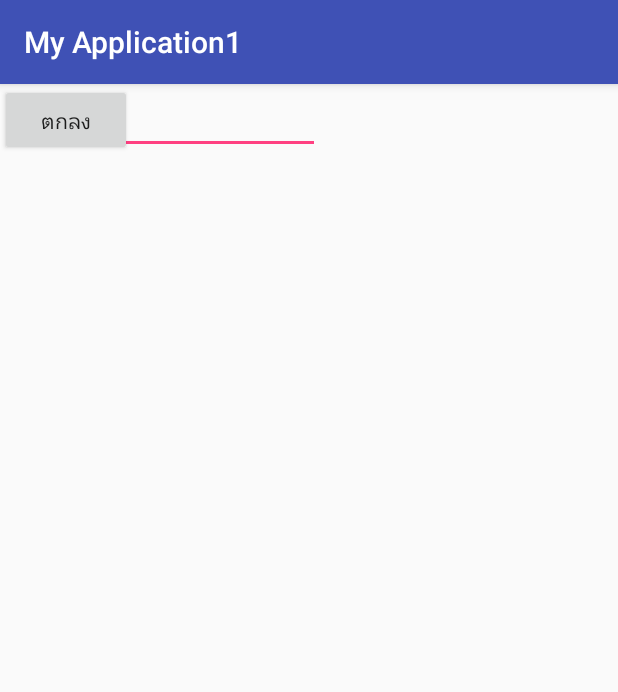
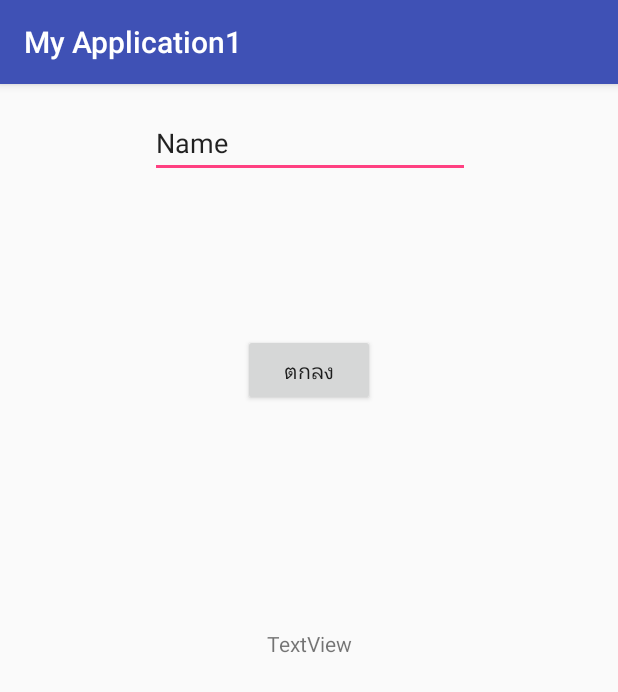
Before and after one commit to smeesathit/MyApplication1, an Android app: the screen it shows after launch (MainActivity), on a phone screen of 412 x 824 dp. Shown: the top 692 px of the screen. Run offline under Robolectric (Android 15) with nearby library versions, the phone set to English and light mode, and no system bars.

Commit message:
add button action

```diff
--- a/app/src/main/java/com/example/hp/myapplication1/MainActivity.java
+++ b/app/src/main/java/com/example/hp/myapplication1/MainActivity.java
@@ -4,16 +4,26 @@ import android.support.v7.app.AppCompatActivity;
 import android.os.Bundle;
 import android.view.View;
 import android.widget.Button;
+import android.widget.EditText;
+import android.widget.TextView;
 
 public class MainActivity extends AppCompatActivity {
-    ฺButton okButton;
+    EditText editText;
+    TextView textView;
     @Override
     protected void onCreate(Bundle savedInstanceState) {
         super.onCreate(savedInstanceState);
         setContentView(R.layout.activity_main);
-        okButton = findViewById(R.id.button);
+        editText = findViewById(R.id.editText);
+        textView = findViewById(R.id.textView);
+        Button okButton = findViewById(R.id.button);
 
         okButton.setOnClickListener(new View.OnClickListener() {
+            @Override
+            public void onClick(View view) {
+                String name = editText.getText().toString();
+                textView.setText("สวัสดี คุณ" + name);
+            }
         });
     }
 }
--- a/app/src/main/res/layout/activity_main.xml
+++ b/app/src/main/res/layout/activity_main.xml
@@ -10,18 +10,45 @@
         android:id="@+id/editText"
         android:layout_width="wrap_content"
         android:layout_height="wrap_content"
+        android:layout_marginEnd="84dp"
+        android:layout_marginStart="85dp"
+        android:layout_marginRight="84dp"
+        android:layout_marginLeft="85dp"
+
+        android:layout_marginTop="16dp"
         android:ems="10"
         android:hint="ชื่อ"
         android:inputType="textPersonName"
         android:text="Name"
-        tools:layout_editor_absoluteX="0dp"
-        tools:layout_editor_absoluteY="17dp" />
+        app:layout_constraintEnd_toEndOf="parent"
+        app:layout_constraintStart_toStartOf="parent"
+        app:layout_constraintTop_toTopOf="parent" />
 
     <Button
         android:id="@+id/button"
         android:layout_width="wrap_content"
         android:layout_height="wrap_content"
+        android:layout_marginBottom="36dp"
+        android:layout_marginEnd="148dp"
+        android:layout_marginStart="148dp"
+        android:layout_marginTop="30dp"
         android:text="ตกลง"
-        tools:layout_editor_absoluteX="60dp"
-        tools:layout_editor_absoluteY="87dp" />
+        app:layout_constraintBottom_toTopOf="@+id/textView"
+        app:layout_constraintEnd_toEndOf="parent"
+        app:layout_constraintStart_toStartOf="parent"
+        app:layout_constraintTop_toBottomOf="@+id/editText" />
+
+    <TextView
+        android:id="@+id/textView"
+        android:layout_width="wrap_content"
+        android:layout_height="wrap_content"
+        android:layout_marginBottom="311dp"
+        android:layout_marginEnd="163dp"
+        android:layout_marginStart="163dp"
+        android:layout_marginTop="39dp"
+        android:text="TextView"
+        app:layout_constraintBottom_toBottomOf="parent"
+        app:layout_constraintEnd_toEndOf="parent"
+        app:layout_constraintStart_toStartOf="parent"
+        app:layout_constraintTop_toBottomOf="@+id/button" />
 </android.support.constraint.ConstraintLayout>
```
